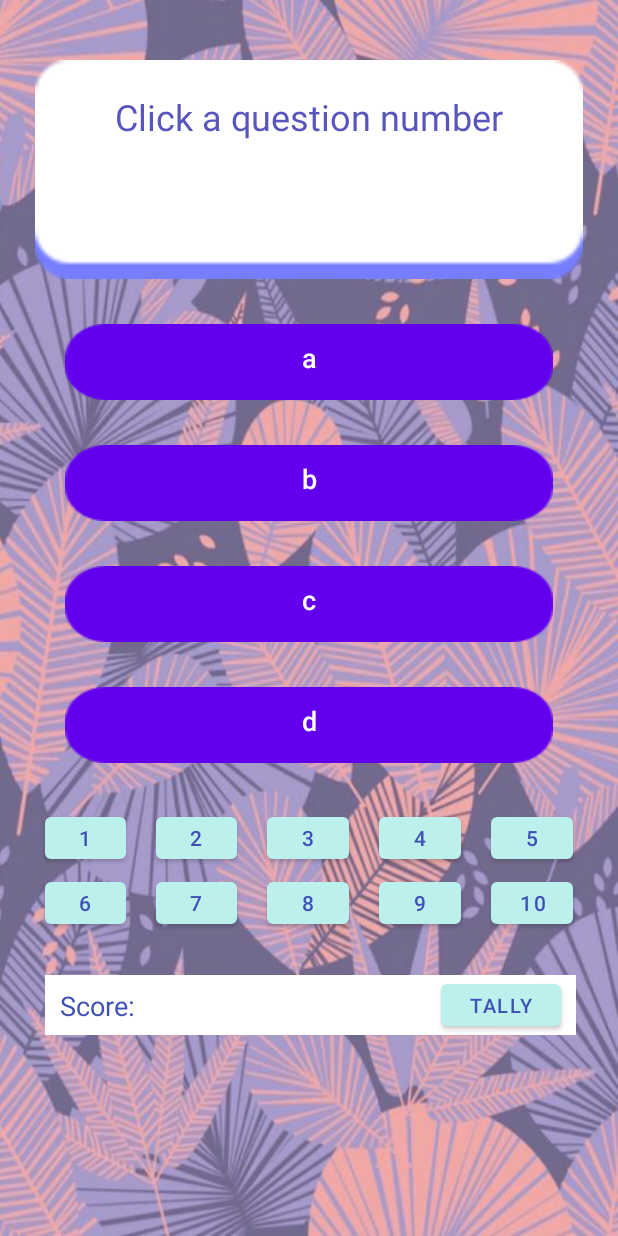
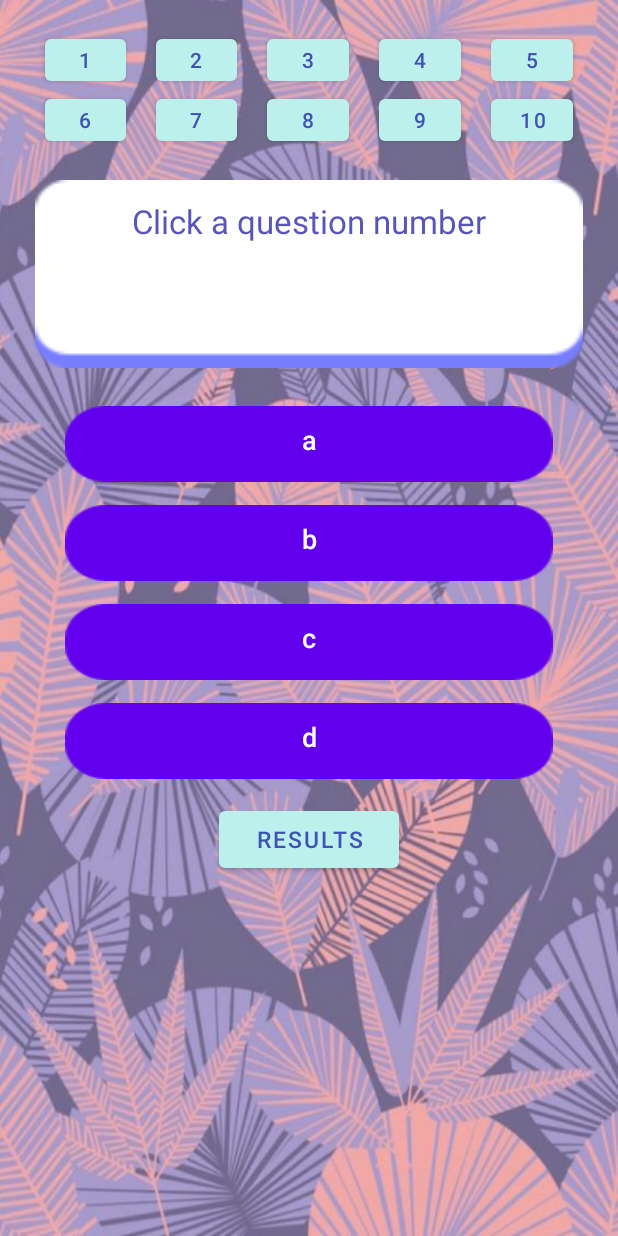
Before and after one commit to tishttash/IM2073-Mobile-App, an Android app: the MainActivity screen opened directly, with no data from a screen before it, on a phone screen of 412 x 824 dp. Run offline under Robolectric (Android 15) with nearby library versions, the phone set to English and light mode, and no system bars; 1 statement that could not run was skipped.

Commit message:
ui changes, can try the btn see if itll turn green

```diff
--- a/app/src/main/java/com/example/im2073mobile3/MainActivity.java
+++ b/app/src/main/java/com/example/im2073mobile3/MainActivity.java
@@ -2,6 +2,7 @@ package com.example.im2073mobile3;
 
 import androidx.appcompat.app.AppCompatActivity;
 
+import android.content.res.ColorStateList;
 import android.graphics.Color;
 import android.os.AsyncTask;
 import android.os.Bundle;
@@ -187,36 +188,44 @@ public class MainActivity extends AppCompatActivity {
             objTally1.execute("");
             if((((Button)view).getText()).equals(answer)) {
                 ((Button)view).setTextColor(Color.GREEN);
+                ((Button)view).setBackgroundTintList(ColorStateList.valueOf(Color.GREEN));
             }
             else {
                 ((Button)view).setTextColor(Color.RED);
+                ((Button)view).setBackgroundTintList(ColorStateList.valueOf(Color.RED));
             }
         }
         else if (((((Button)view).getTag()).toString()).equals("select2")) {
             objTally2.execute("");
             if((((Button)view).getText()).equals(answer)) {
                 ((Button)view).setTextColor(Color.GREEN);
+                ((Button)view).setBackgroundTintList(ColorStateList.valueOf(Color.GREEN));
             }
             else {
                 ((Button)view).setTextColor(Color.RED);
+                ((Button)view).setBackgroundTintList(ColorStateList.valueOf(Color.RED));
             }
         }
         else if (((((Button)view).getTag()).toString()).equals("select3")) {
             objTally3.execute("");
             if((((Button)view).getText()).equals(answer)) {
                 ((Button)view).setTextColor(Color.GREEN);
+                ((Button)view).setBackgroundTintList(ColorStateList.valueOf(Color.GREEN));
             }
             else {
                 ((Button)view).setTextColor(Color.RED);
+                ((Button)view).setBackgroundTintList(ColorStateList.valueOf(Color.RED));
             }
         }
         else if (((((Button)view).getTag()).toString()).equals("select4")) {
             objTally4.execute("");
             if((((Button)view).getText()).equals(answer)) {
                 ((Button)view).setTextColor(Color.GREEN);
+                ((Button)view).setBackgroundTintList(ColorStateList.valueOf(Color.GREEN));
             }
             else {
                 ((Button)view).setTextColor(Color.RED);
+                ((Button)view).setBackgroundTintList(ColorStateList.valueOf(Color.RED));
             }
         }
     }
--- a/app/src/main/res/layout/activity_main.xml
+++ b/app/src/main/res/layout/activity_main.xml
@@ -11,90 +11,9 @@
     tools:context=".MainActivity">
 
     <LinearLayout
-        android:layout_width="365dp"
-        android:layout_height="146dp"
-        android:layout_gravity="center"
-        android:layout_marginTop="40dp"
-        android:background="@drawable/bgpurple"
-        android:gravity="center"
-        android:orientation="vertical">
-
-        <TextView
-            android:id="@+id/textQuestion"
-            android:layout_width="313dp"
-            android:layout_height="103dp"
-            android:lineSpacingExtra="6dp"
-            android:text="Click a question number"
-            android:textAlignment="center"
-            android:textColor="#5855BD"
-            android:textSize="24sp" />
-
-    </LinearLayout>
-
-    <Button
-        android:id="@+id/select1"
-        android:tag="select1"
-        android:layout_width="325dp"
-        android:layout_height="wrap_content"
-        android:layout_gravity="center"
-        android:layout_marginTop="30dp"
-        android:background="@drawable/bgbtn"
-        android:paddingBottom="10dp"
-        android:text="a"
-        android:onClick="btnChoice"
-        android:textAllCaps="false"
-        android:textColor="@color/white"
-        android:textSize="18sp" />
-
-
-    <Button
-        android:id="@+id/select2"
-        android:tag="select2"
-        android:layout_width="325dp"
-        android:layout_height="wrap_content"
-        android:layout_gravity="center"
-        android:layout_marginTop="30dp"
-        android:background="@drawable/bgbtn"
-        android:paddingBottom="10dp"
-        android:text="b"
-        android:onClick="btnChoice"
-        android:textAllCaps="false"
-        android:textColor="@color/white"
-        android:textSize="18sp" />
-
-    <Button
-        android:id="@+id/select3"
-        android:tag="select3"
-        android:layout_width="325dp"
-        android:layout_height="wrap_content"
-        android:layout_gravity="center"
-        android:layout_marginTop="30dp"
-        android:background="@drawable/bgbtn"
-        android:paddingBottom="10dp"
-        android:text="c"
-        android:onClick="btnChoice"
-        android:textAllCaps="false"
-        android:textColor="@color/white"
-        android:textSize="18sp" />
-
-    <Button
-        android:id="@+id/select4"
-        android:tag="select4"
-        android:layout_width="325dp"
-        android:layout_height="wrap_content"
-        android:layout_gravity="center"
-        android:layout_marginTop="30dp"
-        android:background="@drawable/bgbtn"
-        android:paddingBottom="10dp"
-        android:text="d"
-        android:onClick="btnChoice"
-        android:textAllCaps="false"
-        android:textColor="@color/white"
-        android:textSize="18sp" />
-
-    <LinearLayout
         android:layout_width="match_parent"
-        android:layout_height="73dp"
+        android:layout_height="70dp"
+        android:layout_marginTop="-10dp"
         android:orientation="horizontal">
 
         <Button
@@ -246,38 +165,98 @@
 
     </LinearLayout>
 
-    <RelativeLayout
-        android:layout_width="match_parent"
-        android:layout_height="wrap_content"
-        android:layout_marginLeft="30dp"
-        android:layout_marginTop="18dp"
-        android:layout_marginRight="28dp"
-        android:layout_marginBottom="20dp"
-        android:background="@color/white"
-        android:orientation="horizontal">
+    <LinearLayout
+        android:layout_width="365dp"
+        android:layout_height="125dp"
+        android:layout_gravity="center"
+        android:layout_marginTop="10dp"
+        android:background="@drawable/bgpurple"
+        android:gravity="center"
+        android:orientation="vertical">
 
         <TextView
-            android:id="@+id/textView2"
-            android:layout_width="wrap_content"
-            android:layout_height="wrap_content"
-            android:layout_gravity="left"
-            android:layout_marginLeft="10dp"
-            android:layout_marginTop="8dp"
-            android:text="Score: "
-            android:textColor="@color/colorPrimary"
-            android:textSize="18sp" />
+            android:id="@+id/textQuestion"
+            android:layout_width="313dp"
+            android:layout_height="90dp"
+            android:lineSpacingExtra="6dp"
+            android:text="Click a question number"
+            android:textAlignment="center"
+            android:textColor="#5855BD"
+            android:textSize="22sp"
+            android:layout_marginBottom="10dp"/>
 
-        <Button
-            android:id="@+id/btntally"
-            android:layout_width="80dp"
-            android:layout_height="40dp"
-            android:layout_alignParentRight="true"
-            android:layout_marginRight="10dp"
-            android:text="Tally"
-            android:textColor="@color/colorPrimary"
-            android:textSize="13sp"
-            app:backgroundTint="@color/colorBlue" />
+    </LinearLayout>
 
-    </RelativeLayout>
+    <Button
+        android:id="@+id/select1"
+        android:tag="select1"
+        android:layout_width="325dp"
+        android:layout_height="wrap_content"
+        android:layout_gravity="center"
+        android:layout_marginTop="25dp"
+        android:background="@drawable/bgbtn"
+        android:paddingBottom="10dp"
+        android:text="a"
+        android:onClick="btnChoice"
+        android:textAllCaps="false"
+        android:textColor="@color/white"
+        android:textSize="18sp" />
+
+
+    <Button
+        android:id="@+id/select2"
+        android:tag="select2"
+        android:layout_width="325dp"
+        android:layout_height="wrap_content"
+        android:layout_gravity="center"
+        android:layout_marginTop="15dp"
+        android:background="@drawable/bgbtn"
+        android:paddingBottom="10dp"
+        android:text="b"
+        android:onClick="btnChoice"
+        android:textAllCaps="false"
+        android:textColor="@color/white"
+        android:textSize="18sp" />
+
+    <Button
+        android:id="@+id/select3"
+        android:tag="select3"
+        android:layout_width="325dp"
+        android:layout_height="wrap_content"
+        android:layout_gravity="center"
+        android:layout_marginTop="15dp"
+        android:background="@drawable/bgbtn"
+        android:paddingBottom="10dp"
+        android:text="c"
+        android:onClick="btnChoice"
+        android:textAllCaps="false"
+        android:textColor="@color/white"
+        android:textSize="18sp" />
+
+    <Button
+        android:id="@+id/select4"
+        android:tag="select4"
+        android:layout_width="325dp"
+        android:layout_height="wrap_content"
+        android:layout_gravity="center"
+        android:layout_marginTop="15dp"
+        android:background="@drawable/bgbtn"
+        android:paddingBottom="10dp"
+        android:text="d"
+        android:onClick="btnChoice"
+        android:textAllCaps="false"
+        android:textColor="@color/white"
+        android:textSize="18sp" />
+
+    <Button
+        android:id="@+id/btntally"
+        android:layout_width="120dp"
+        android:layout_height="50dp"
+        android:layout_gravity="center"
+        android:layout_marginTop="15dp"
+        android:text="Results"
+        android:textColor="@color/colorPrimary"
+        android:textSize="15sp"
+        app:backgroundTint="@color/colorBlue" />
 
 </LinearLayout>
```
